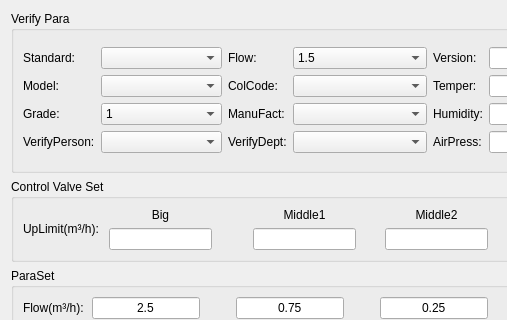
Before: the Qt Designer form source/systemset/systemsetdlg/ui/parasetdlg.ui in flimmy78/qtverify, drawn with Qt 5; both pictures show x 0 to 507 and y 0 to 320 of the 655 by 624 pixel window.
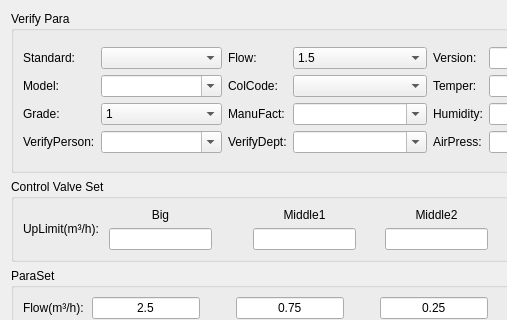
After: the same form once the commit is applied. Icons and pictures are not drawn. Custom widgets are drawn as their Qt base class.

What changed in the file:
```diff
--- a/source/systemset/systemsetdlg/ui/parasetdlg.ui
+++ b/source/systemset/systemsetdlg/ui/parasetdlg.ui
@@ -55,7 +55,11 @@
          </widget>
         </item>
         <item row="1" column="1">
-         <widget class="QComboBox" name="cmbModel"/>
+         <widget class="QComboBox" name="cmbModel">
+          <property name="editable">
+           <bool>true</bool>
+          </property>
+         </widget>
         </item>
         <item row="2" column="0">
          <widget class="QLabel" name="label_7">
@@ -103,7 +107,11 @@
          </widget>
         </item>
         <item row="3" column="1">
-         <widget class="QComboBox" name="cmbVerifyPerson"/>
+         <widget class="QComboBox" name="cmbVerifyPerson">
+          <property name="editable">
+           <bool>true</bool>
+          </property>
+         </widget>
         </item>
        </layout>
       </item>
@@ -171,7 +179,11 @@
          </widget>
         </item>
         <item row="2" column="1">
-         <widget class="QComboBox" name="cmbManufacture"/>
+         <widget class="QComboBox" name="cmbManufacture">
+          <property name="editable">
+           <bool>true</bool>
+          </property>
+         </widget>
         </item>
         <item row="3" column="0">
          <widget class="QLabel" name="label_10">
@@ -187,7 +199,11 @@
          </widget>
         </item>
         <item row="3" column="1">
-         <widget class="QComboBox" name="cmbVerifyCompany"/>
+         <widget class="QComboBox" name="cmbVerifyCompany">
+          <property name="editable">
+           <bool>true</bool>
+          </property>
+         </widget>
         </item>
        </layout>
       </item>
```
Left out of the diff: 6 changed lines with no effect on the pictures.
